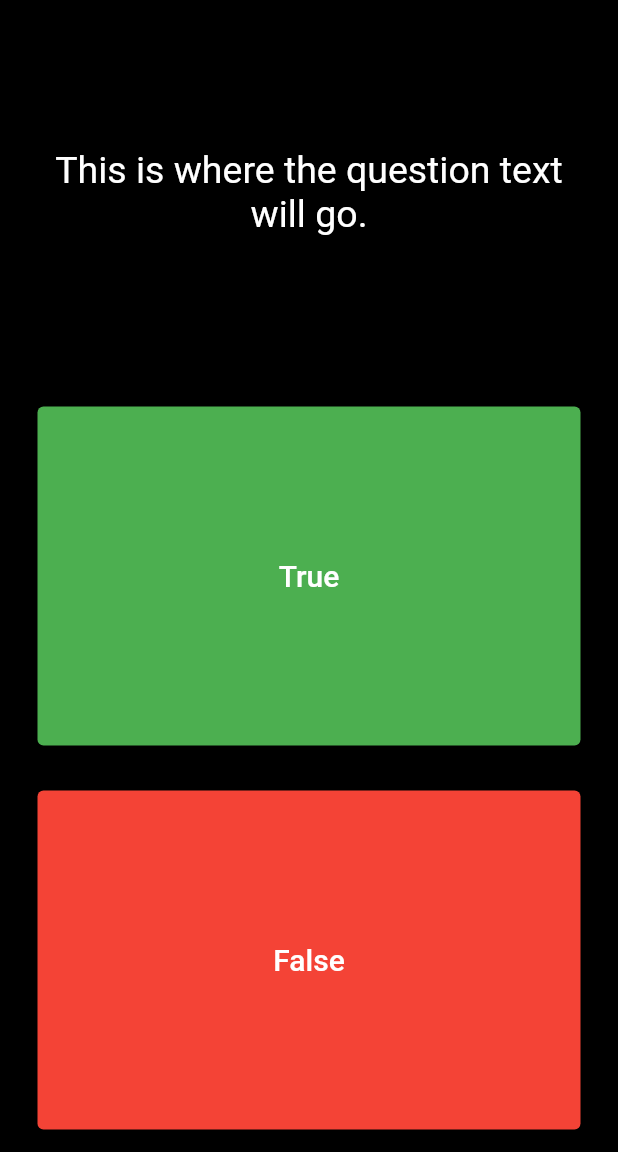
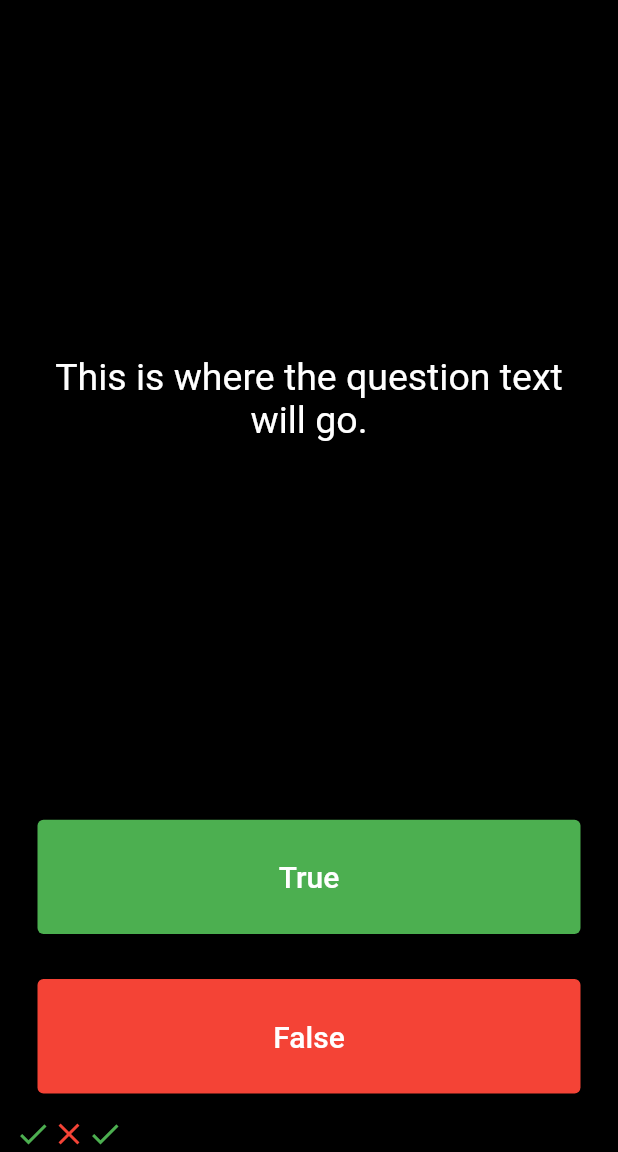
Before and after one commit to sadiqmmm/quizzler_app, a Flutter app: the screen it shows after launch, after a tap on "True", on a phone screen of 412 x 824 dp, the part 84-1236 px from its top. Run offline on Flutter 3.47's test engine with Material 2 defaults, Android fonts, the phone set to English and light mode, and no system bars.

Commit message:
Add the const icons to scoreKeeper List widget

```diff
--- a/lib/main.dart
+++ b/lib/main.dart
@@ -36,6 +36,17 @@ class QuizPage extends StatefulWidget {
 }
 
 class _QuizPageState extends State<QuizPage> {
+  List<Icon> scoreKeeper = [
+    const Icon(
+      Icons.check,
+      color: Colors.green,
+    ),
+    const Icon(
+      Icons.close,
+      color: Colors.red,
+    ),
+  ];
+
   @override
   Widget build(BuildContext context) {
     return Column(
@@ -43,7 +54,7 @@ class _QuizPageState extends State<QuizPage> {
       crossAxisAlignment: CrossAxisAlignment.stretch,
       children: <Widget>[
         const Expanded(
-          flex: 1,
+          flex: 5,
           child: Padding(
             padding: EdgeInsets.all(10.0),
             child: Center(
@@ -66,7 +77,16 @@ class _QuizPageState extends State<QuizPage> {
                 primary: Colors.green, // background
                 onPrimary: Colors.white, // foreground
               ),
-              onPressed: () {},
+              onPressed: () {
+                setState(() {
+                  scoreKeeper.add(
+                    const Icon(
+                      Icons.check,
+                      color: Colors.green,
+                    ),
+                  );
+                });
+              },
               child: const Text(
                 'True',
                 style: TextStyle(color: Colors.white, fontSize: 20.0),
@@ -82,7 +102,16 @@ class _QuizPageState extends State<QuizPage> {
                 primary: Colors.red, // background
                 onPrimary: Colors.white, // foreground
               ),
-              onPressed: () {},
+              onPressed: () {
+                setState(() {
+                  scoreKeeper.add(
+                    const Icon(
+                      Icons.close,
+                      color: Colors.red,
+                    ),
+                  );
+                });
+              },
               child: const Text(
                 'False',
                 style: TextStyle(color: Colors.white, fontSize: 20.0),
@@ -90,6 +119,9 @@ class _QuizPageState extends State<QuizPage> {
             ),
           ),
         ),
+        Row(
+          children: scoreKeeper,
+        ),
       ],
     );
   }
```
